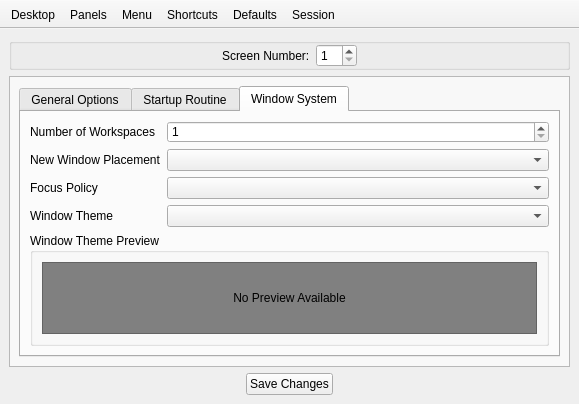
Above: lumina-config/mainUI.ui from lumina-desktop/lumina before the change. Below: the same form after it.
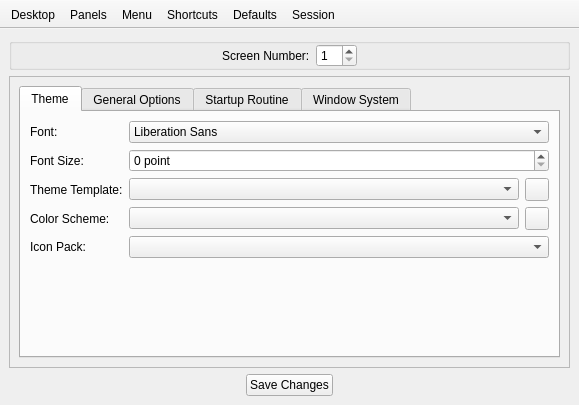
That is the form after the change. The open tabs and pages were chosen to show the change.

Commit message: Large update to the Lumina project: provide full theming capabilities. 1) New libLumina classes: LuminaThemes.h 2) Single-line usage to add lumina theme usage to an application (already added to all the Lumina utilities) 3) Include a Lumina-default theme template, as well as a single color scheme (will add more later) 4) Will create a global Qt style for "lumina" so that this theme engine can be automatically applied to all Qt applications at a later date (want to make sure to beat this up and get it working reliably before turning it on for everything).

What changed in the file:
```diff
--- a/lumina-config/mainUI.ui
+++ b/lumina-config/mainUI.ui
@@ -87,9 +87,6 @@
         <verstretch>0</verstretch>
        </sizepolicy>
       </property>
-      <property name="styleSheet">
-       <string notr="true">QWidget#page_desktop,#page_panels,#page_menu,#page_shortcuts,#page_defaults,#page_session{background-color: rgba(255,255,255,150); }</string>
-      </property>
       <property name="frameShape">
        <enum>QFrame::StyledPanel</enum>
       </property>
@@ -1107,8 +1104,115 @@
            <string/>
           </property>
           <property name="currentIndex">
-           <number>2</number>
+           <number>0</number>
           </property>
+          <widget class="QWidget" name="tab_theme">
+           <attribute name="title">
+            <string>Theme</string>
+           </attribute>
+           <layout class="QFormLayout" name="formLayout_3">
+            <item row="0" column="0">
+             <widget class="QLabel" name="label_12">
+              <property name="text">
+               <string>Font:</string>
+              </property>
+             </widget>
+            </item>
+            <item row="0" column="1">
+             <widget class="QFontComboBox" name="font_session_theme">
+              <property name="editable">
+               <bool>false</bool>
+              </property>
+             </widget>
+            </item>
+            <item row="1" column="0">
+             <widget class="QLabel" name="label_14">
+              <property name="text">
+               <string>Font Size:</string>
+              </property>
+             </widget>
+            </item>
+            <item row="1" column="1">
+             <widget class="QSpinBox" name="spin_session_fontsize">
+              <property name="suffix">
+               <string> point</string>
+              </property>
+             </widget>
+            </item>
+            <item row="2" column="0">
+             <widget class="QLabel" name="label_16">
+              <property name="text">
+               <string>Theme Template:</string>
+              </property>
+             </widget>
+            </item>
+            <item row="2" column="1">
+             <layout class="QHBoxLayout" name="horizontalLayout_12">
+              <item>
+               <widget class="QComboBox" name="combo_session_themefile">
+                <property name="sizeAdjustPolicy">
+                 <enum>QComboBox::AdjustToContents</enum>
+                </property>
+               </widget>
+              </item>
+              <item>
+               <widget class="QToolButton" name="tool_session_newtheme">
+                <property name="toolTip">
+                 <string>Create/Edit a theme template (Advanced)</string>
+                </property>
+                <property name="statusTip">
+                 <string/>
+                </property>
+                <property name="text">
+                 <string/>
+                </property>
+               </widget>
+              </item>
+             </layout>
+            </item>
+            <item row="3" column="0">
+             <widget class="QLabel" name="label_17">
+              <property name="text">
+               <string>Color Scheme:</string>
+              </property>
+             </widget>
+            </item>
+            <item row="3" column="1">
+             <layout class="QHBoxLayout" name="horizontalLayout_19">
+              <item>
+               <widget class="QComboBox" name="combo_session_colorfile">
+                <property name="sizeAdjustPolicy">
+                 <enum>QComboBox::AdjustToContents</enum>
+                </property>
+               </widget>
+              </item>
+              <item>
+               <widget class="QToolButton" name="tool_session_newcolor">
+                <property name="toolTip">
+                 <string>Create/Edit a color scheme</string>
+                </property>
+                <property name="statusTip">
+                 <string/>
+                </property>
+                <property name="text">
+                 <string/>
+                </property>
+               </widget>
+              </item>
+             </layout>
+            </item>
+            <item row="4" column="1">
+             <widget class="QComboBox" name="combo_session_icontheme"/>
+            </item>
+            <item row="4" column="0">
+             <widget class="QLabel" name="label_18">
+              <property name="text">
+               <string>Icon Pack:</string>
+              </property>
+             </widget>
+            </item>
+           </layout>
+          </widget>
           <widget class="QWidget" name="tab">
            <attribute name="title">
             <string>General Options</string>
@@ -1279,9 +1383,6 @@
               <layout class="QVBoxLayout" name="verticalLayout_12">
                <item>
                 <widget class="QScrollArea" name="scrollArea">
-                 <property name="styleSheet">
-                  <string notr="true">background: grey;</string>
-                 </property>
                  <property name="widgetResizable">
                   <bool>true</bool>
                  </property>
@@ -1290,8 +1391,8 @@
                    <rect>
                     <x>0</x>
                     <y>0</y>
-                    <width>491</width>
-                    <height>59</height>
+                    <width>515</width>
+                    <height>78</height>
                    </rect>
                   </property>
                   <property name="sizePolicy">
```
Left out of the diff: 20 changed lines with no effect on the pictures. The commit also changes 19 other files.
